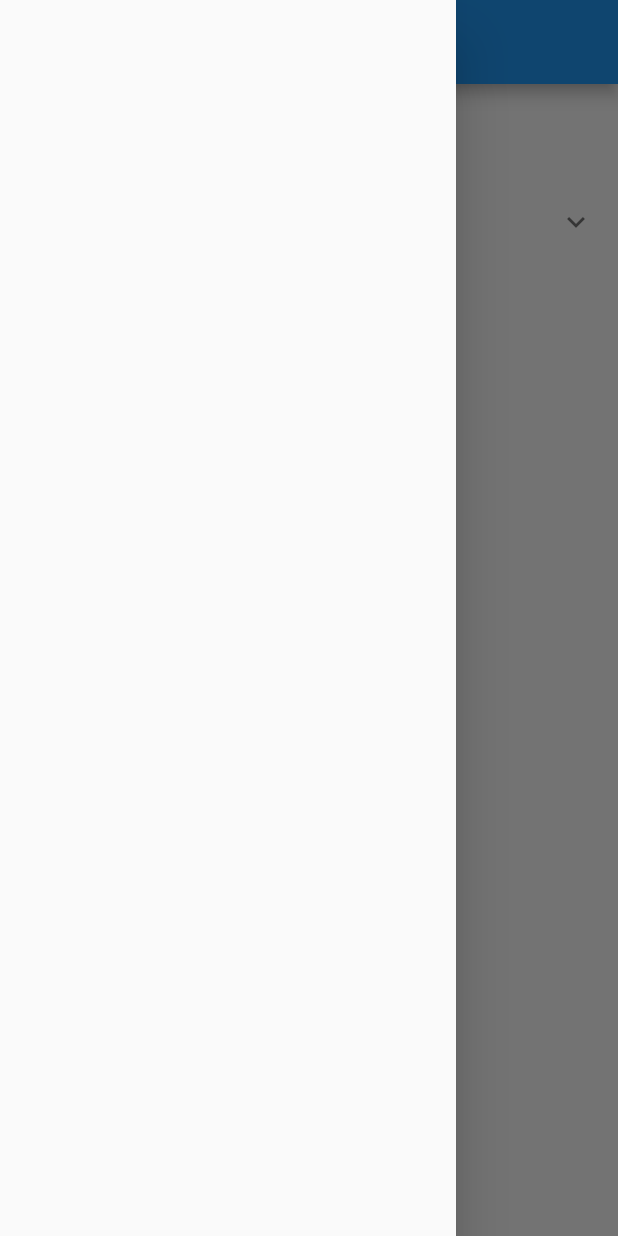
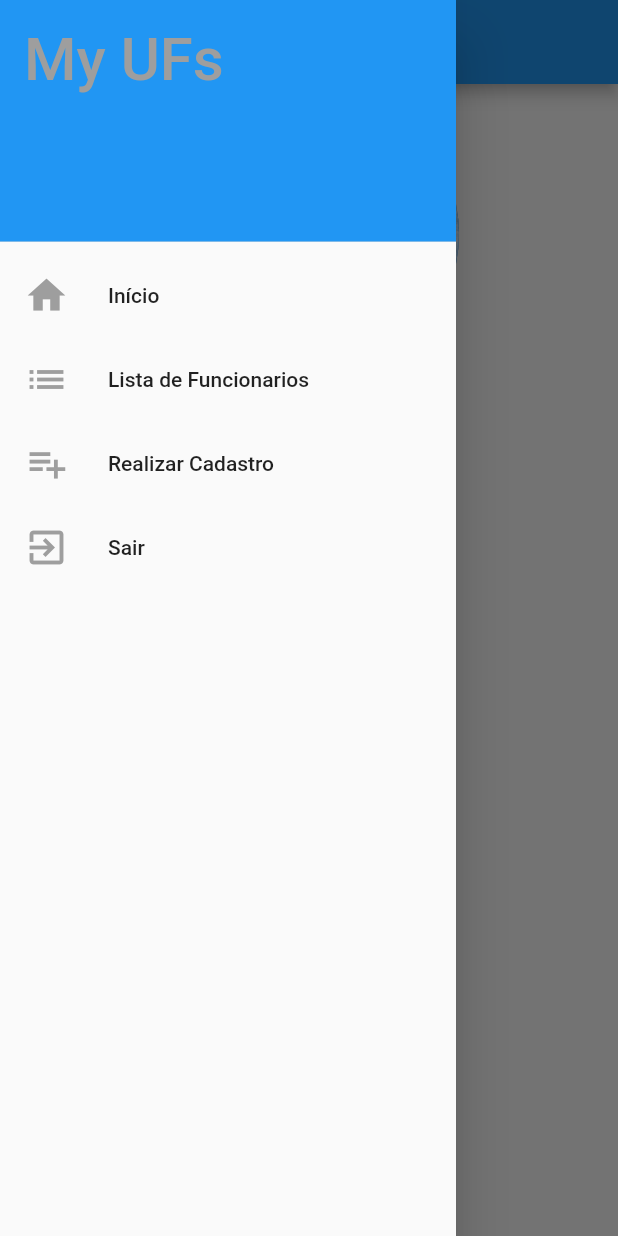
Before and after one commit to EdnilsonCS/projeto-flutter-login, a Flutter app: the Detalhe screen opened directly with empty values, with the side drawer open, on a phone screen of 412 x 824 dp. Run offline on Flutter 3.47's test engine with Material 2 defaults, Android fonts, the phone set to English and light mode, and no system bars.

Commit message:
adicionado os icones ao menu

```diff
--- a/exemplo_menu_login/lib/home.dart
+++ b/exemplo_menu_login/lib/home.dart
@@ -1,4 +1,3 @@
-
 import 'package:exemplo_menu_login/Utils/Cadastro.dart';
 import 'package:exemplo_menu_login/main.dart';
 import 'package:flutter/material.dart';
@@ -16,7 +15,71 @@ class _DetalheState extends State<Detalhe> {
   @override
   Widget build(BuildContext context) {
     return Scaffold(
-      drawer: Drawer(),
+      drawer: Drawer(
+        child: ListView(
+          // Important: Remove any padding from the ListView.
+          padding: EdgeInsets.zero,
+          children: <Widget>[
+            DrawerHeader(
+              child: Text(
+                'My UFs',
+                style: TextStyle(fontSize: 40, color: Colors.grey),
+              ),
+              decoration: BoxDecoration(
+                color: Colors.blue,
+              ),
+            ),
+            ListTile(
+              title: Text('Início'),
+              leading: Icon(
+                Icons.home,
+                color: Colors.grey,
+                size: 30.0,
+              ),
+              onTap: () {
+                // Update the state of the app.
+                // ...
+              },
+            ),
+            ListTile(
+              title: Text('Lista de Funcionarios'),
+              leading: Icon(
+                Icons.list,
+                color: Colors.grey,
+                size: 30.0,
+              ),
+              onTap: () {
+                // Update the state of the app.
+                // ...
+              },
+            ),
+            ListTile(
+              title: Text('Realizar Cadastro'),
+              leading: Icon(
+                Icons.playlist_add,
+                color: Colors.grey,
+                size: 30.0,
+              ),
+              onTap: () {
+                // Update the state of the app.
+                // ...
+              },
+            ),
+            ListTile(
+              title: Text('Sair'),
+              leading: Icon(
+                Icons.exit_to_app,
+                color: Colors.grey,
+                size: 30.0,
+              ),
+              onTap: () {
+                // Update the state of the app.
+                // ...
+              },
+            ),
+          ],
+        ),
+      ),
       appBar: AppBar(
         // Here we take the value from the MyHomePage object that was created by
         // the App.build method, and use it to set our appbar title.
@@ -28,30 +91,21 @@ class _DetalheState extends State<Detalhe> {
         // in the middle of the parent.
         child: Column(
           children: <Widget>[
-             CircleAvatar( backgroundImage: ExactAssetImage('assets/images/ImgTeste.jpg'),
-             ),
-
+            CircleAvatar(
+              backgroundImage: ExactAssetImage('assets/images/ImgTeste.jpg'),
+              radius: 100,
+            ),
             Text(
-              "Usuario: ${cadastro.email}",
+              "Seja Bem Vindo, ${cadastro.email}",
               style: TextStyle(fontSize: 20, color: Colors.black),
             ),
-
-            ExpansionTile(
-              title: Text('Mais Detalhes:'),
-              children: <Widget>[
-                Text(
-                  "" + cadastro.email,
-                  style: TextStyle(fontSize: 20, color: Colors.grey),
-                )
-              ],
-            ),
-
             OutlineButton(
               color: Colors.blue,
               // textColor: Colors.white,
               disabledTextColor: Colors.black,
               onPressed: () {
-                Navigator.push(context,MaterialPageRoute(builder: (context) => MyApp()));
+                Navigator.push(
+                    context, MaterialPageRoute(builder: (context) => MyApp()));
                 //Navigator.push(
                 //    context, MaterialPageRoute(builder: (context) => MyApp()));
               },
```
